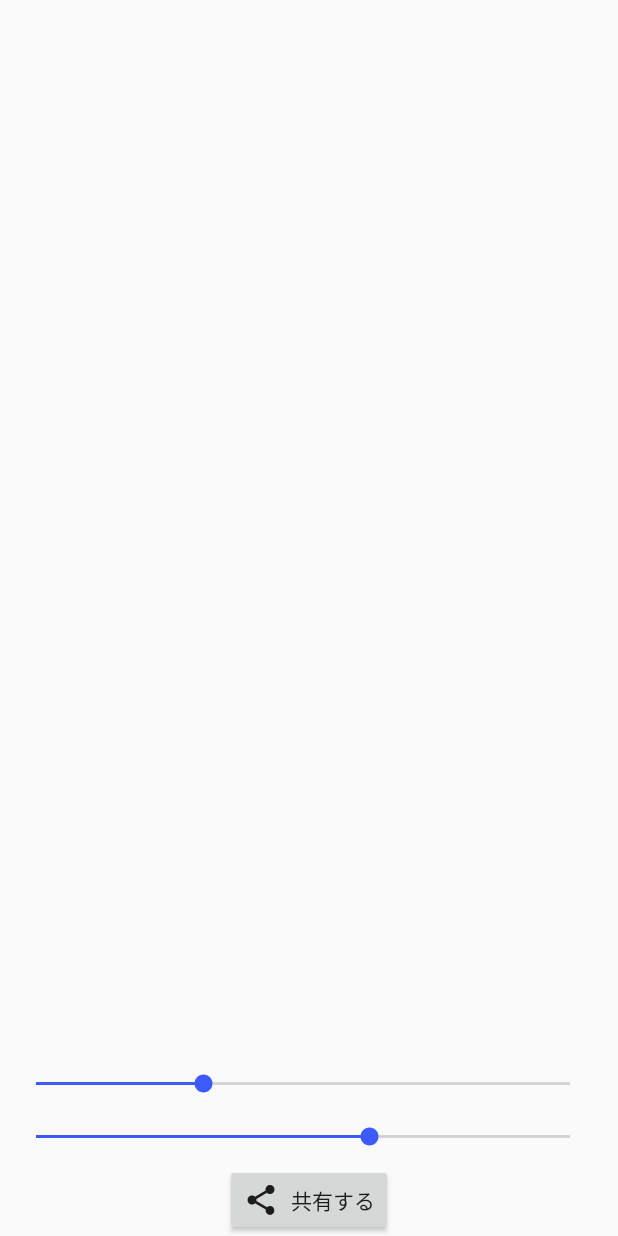
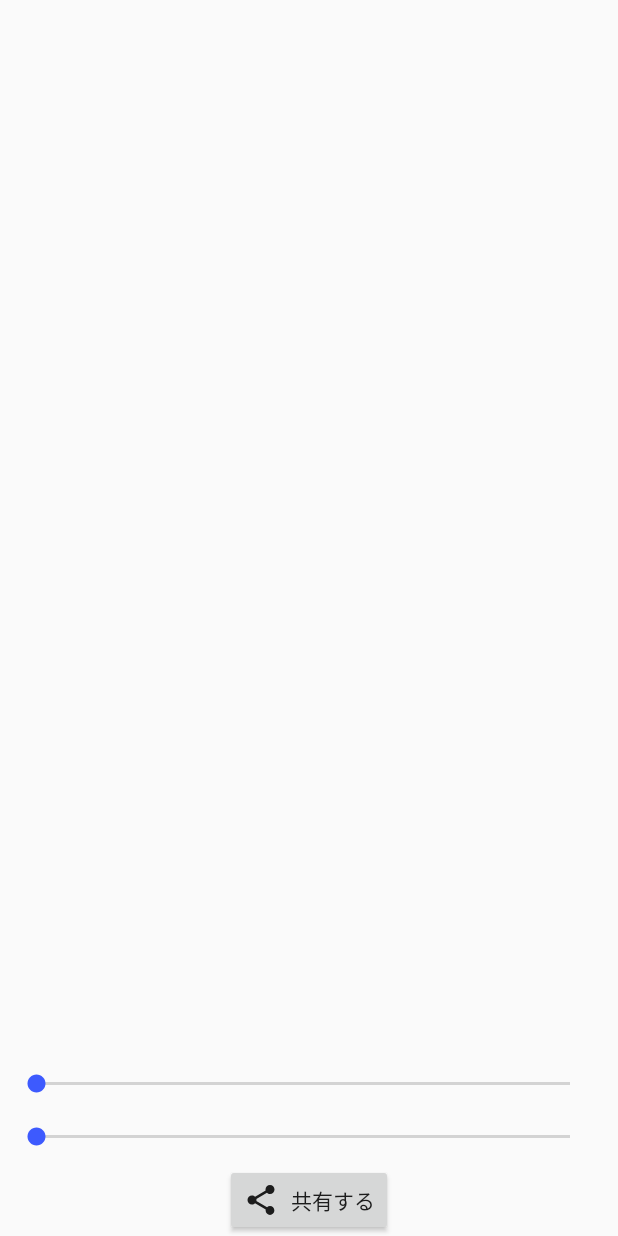
Before and after one commit to YusukeIwaki/OpenCVEdgeDetection, an Android app: the layout activity_edge_detection.xml on its own in the app's theme, with its tools: preview values and no code run, on a phone screen of 412 x 824 dp. Run offline under Robolectric (Android 15) with nearby library versions, the phone set to English and light mode, and no system bars.

Commit message:
画面回転時にSeekbarやImageViewの状態がリセットされないようにする

```diff
--- a/app/build.gradle
+++ b/app/build.gradle
@@ -42,6 +42,7 @@ dependencies {
     implementation project(':openCVLibrary340')
     implementation 'com.android.support:support-v4:27.0.2'
     implementation 'com.android.support:appcompat-v7:27.0.2'
+    implementation "android.arch.lifecycle:extensions:1.1.0"
     implementation 'com.jakewharton.timber:timber:4.6.1'
     implementation 'com.jakewharton.rxbinding2:rxbinding:2.1.1'
     testImplementation 'junit:junit:4.12'
--- a/app/src/main/res/layout/activity_edge_detection.xml
+++ b/app/src/main/res/layout/activity_edge_detection.xml
@@ -1,15 +1,22 @@
 <?xml version="1.0" encoding="utf-8"?>
-<layout xmlns:android="http://schemas.android.com/apk/res/android">
+<layout xmlns:android="http://schemas.android.com/apk/res/android"
+    xmlns:bind="http://schemas.android.com/apk/res-auto">
+    <data>
+        <variable
+            name="viewModel"
+            type="io.github.yusukeiwaki.opencvedgedetection.presentation.edge.EdgeDetectionActivityViewModel"/>
+    </data>
     <LinearLayout
         android:layout_width="match_parent"
         android:layout_height="match_parent"
         android:orientation="vertical">
 
-        <ImageView
+        <io.github.yusukeiwaki.opencvedgedetection.presentation.edge.EdgeDetectionActivityImageView
             android:id="@+id/image"
             android:layout_width="match_parent"
             android:layout_height="0px"
             android:layout_weight="1"
+            bind:viewModel="@{viewModel}"
             android:scaleType="centerInside"/>
 
         <LinearLayout
@@ -23,13 +30,13 @@
                 android:layout_weight="1"
                 android:layout_height="wrap_content"
                 android:max="320"
-                android:progress="100"/>
+                android:progress="@{viewModel.seekbarProgress1}"/>
 
             <TextView
-                android:id="@+id/text_seekbar1"
                 android:layout_width="wrap_content"
                 android:layout_height="wrap_content"
-                android:layout_marginStart="8dp"/>
+                android:layout_marginStart="8dp"
+                android:text="@{Integer.toString(viewModel.seekbarProgress1)}"/>
         </LinearLayout>
 
         <LinearLayout
@@ -43,13 +50,13 @@
                 android:layout_weight="1"
                 android:layout_height="wrap_content"
                 android:max="320"
-                android:progress="200"/>
+                android:progress="@{viewModel.seekbarProgress2}"/>
 
             <TextView
-                android:id="@+id/text_seekbar2"
                 android:layout_width="wrap_content"
                 android:layout_height="wrap_content"
-                android:layout_marginStart="8dp"/>
+                android:layout_marginStart="8dp"
+                android:text="@{Integer.toString(viewModel.seekbarProgress2)}"/>
         </LinearLayout>
 
         <Button
```
Also changed, not shown: app/src/main/java/io/github/yusukeiwaki/opencvedgedetection/presentation/edge/EdgeDetectionActivity.java (+56 -38 lines), app/src/main/java/io/github/yusukeiwaki/opencvedgedetection/presentation/edge/EdgeDetectionActivityImageView.java (added, +57 -0 lines), app/src/main/java/io/github/yusukeiwaki/opencvedgedetection/presentation/edge/EdgeDetectionActivityViewModel.java (added, +16 -0 lines).
